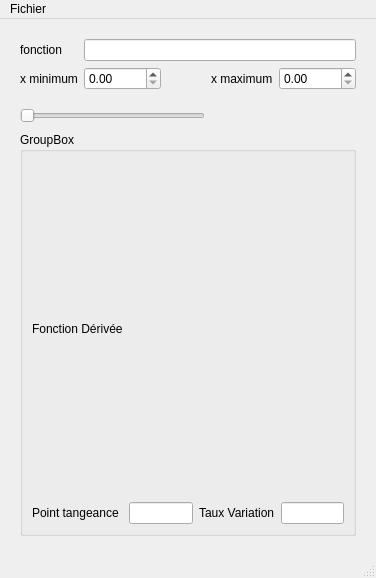
Qt form ui/FonctionMainWindow.ui (MadoxT-M/TP2_MadoxTinocoMunoz) before a commit.
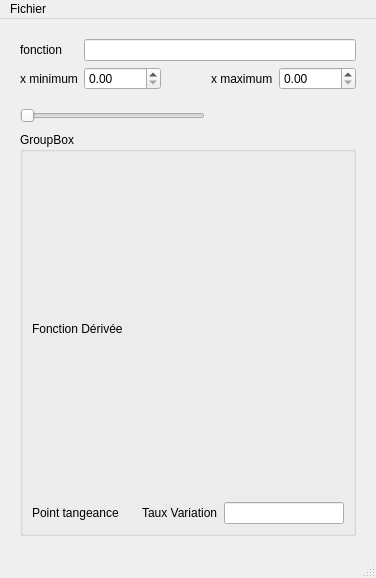
The same form after that commit.

Commit message: Modification des noms des QLabel de la fonction dérivée et celui des cordonnées du point tangente sur le .ui

What changed in the file:
```diff
--- a/ui/FonctionMainWindow.ui
+++ b/ui/FonctionMainWindow.ui
@@ -110,7 +110,7 @@
         <property name="title">
          <string>GroupBox</string>
         </property>
-        <layout class="QGridLayout" name="gridLayout_3" rowstretch="0,0" columnstretch="0,2,0,2">
+        <layout class="QGridLayout" name="gridLayout_3" rowstretch="0,0" columnstretch="0,0,0,0">
          <item row="1" column="2">
           <widget class="QLabel" name="tauxVariationLabel">
            <property name="text">
@@ -119,10 +119,10 @@
           </widget>
          </item>
          <item row="1" column="1">
-          <widget class="QLineEdit" name="pointTangeancelineEdit"/>
+          <widget class="QLabel" name="pointTangenceLabel2"/>
          </item>
          <item row="0" column="0">
-          <widget class="QLabel" name="fonctionDeriveeLabel">
+          <widget class="QLabel" name="fonctionDeriveeLabel2">
            <property name="text">
             <string>Fonction Dérivée</string>
            </property>
@@ -132,7 +132,7 @@
           <widget class="QLineEdit" name="tauxVariationLineEdit"/>
          </item>
          <item row="0" column="1">
-          <widget class="QLabel" name="fonctionDeriveeLabel2"/>
+          <widget class="QLabel" name="fonctionDeriveeLabel"/>
          </item>
          <item row="1" column="0">
           <widget class="QLabel" name="pointTangeanceLabel_3">
```
